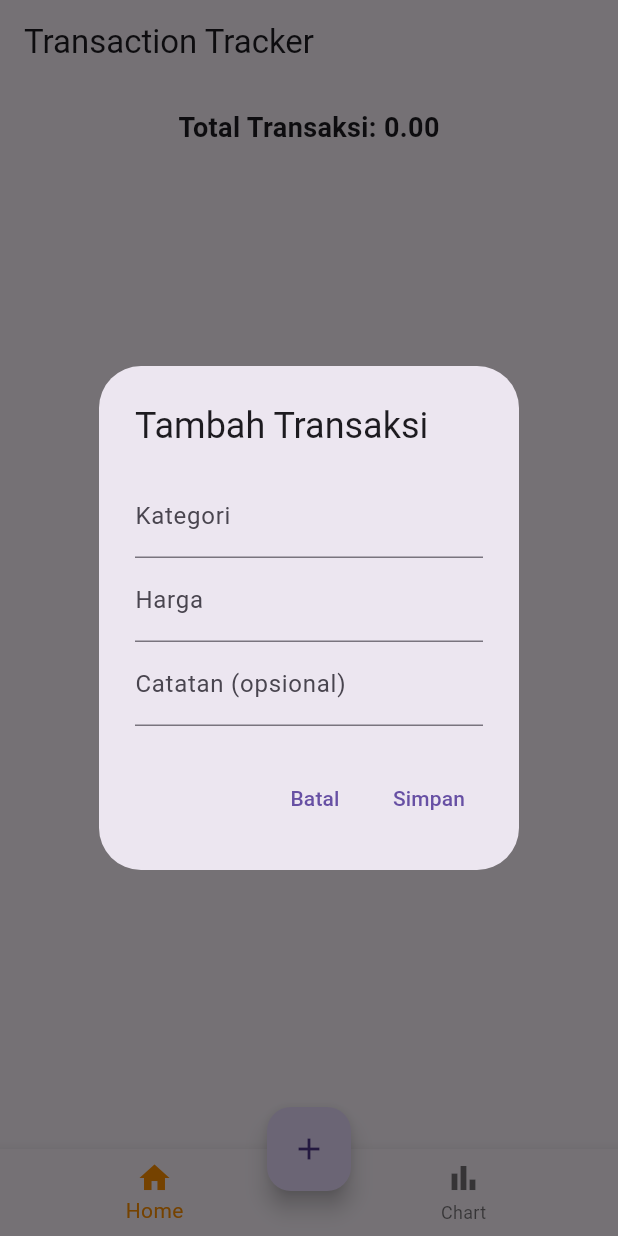
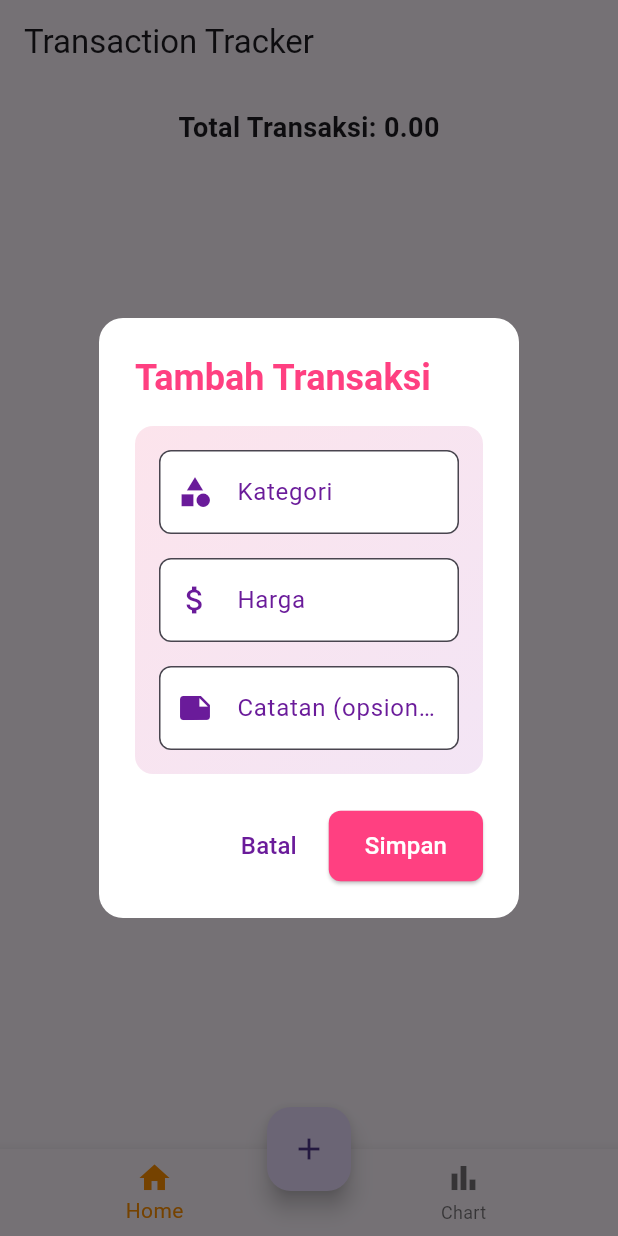
Before and after one commit to nizarafham/manage-money, a Flutter app: the screen it shows after launch, after a tap on the "add" icon, on a phone screen of 412 x 824 dp. Run offline on Flutter 3.47's test engine with Material 3 defaults, Android fonts, the phone set to English and light mode, and no system bars; our stand-ins replace fl_chart, shared_preferences.

Commit message:
remake pop up

```diff
--- a/lib/screens/home_screen.dart
+++ b/lib/screens/home_screen.dart
@@ -2,6 +2,7 @@ import 'package:flutter/material.dart';
 import '../models/transaction.dart';
 import '../services/storage_service.dart';
 import '../widgets/transaction_list.dart';
+import '../widgets/add_transaction_popup.dart';
 import 'chart_screen.dart';
 
 class HomeScreen extends StatefulWidget {
@@ -28,59 +29,7 @@ class _HomeScreenState extends State<HomeScreen> {
   }
 
   Future<void> _addTransaction() async {
-    final categoryController = TextEditingController();
-    final amountController = TextEditingController();
-    final noteController = TextEditingController();
-
-    await showDialog(
-      context: context,
-      builder: (context) {
-        return AlertDialog(
-          title: Text('Tambah Transaksi'),
-          content: Column(
-            mainAxisSize: MainAxisSize.min,
-            children: [
-              TextField(
-                controller: categoryController,
-                decoration: InputDecoration(labelText: 'Kategori'),
-              ),
-              TextField(
-                controller: amountController,
-                decoration: InputDecoration(labelText: 'Harga'),
-                keyboardType: TextInputType.number,
-              ),
-              TextField(
-                controller: noteController,
-                decoration: InputDecoration(labelText: 'Catatan (opsional)'),
-              ),
-            ],
-          ),
-          actions: [
-            TextButton(
-              onPressed: () {
-                Navigator.pop(context);
-              },
-              child: Text('Batal'),
-            ),
-            TextButton(
-              onPressed: () async {
-                final newTransaction = Transaction(
-                  id: DateTime.now().toString(),
-                  category: categoryController.text,
-                  amount: double.parse(amountController.text),
-                  date: DateTime.now(),
-                  note: noteController.text.isNotEmpty ? noteController.text : null,
-                );
-                await _storageService.saveTransaction(newTransaction);
-                _loadTransactions();
-                Navigator.pop(context);
-              },
-              child: Text('Simpan'),
-            ),
-          ],
-        );
-      },
-    );
+    await showAddTransactionDialog(context, _loadTransactions); // Panggil fungsi dari file terpisah
   }
 
   Future<void> _deleteTransaction(String id) async {
--- /dev/null
+++ b/lib/widgets/add_transaction_popup.dart
@@ -0,0 +1,130 @@
+import 'package:flutter/material.dart';
+import '../models/transaction.dart';
+import '../services/storage_service.dart';
+
+Future<void> showAddTransactionDialog(BuildContext context, Function() onTransactionsUpdated) async {
+  final StorageService _storageService = StorageService();
+  final categoryController = TextEditingController();
+  final amountController = TextEditingController();
+  final noteController = TextEditingController();
+
+  await showDialog(
+    context: context,
+    builder: (context) {
+      return AlertDialog(
+        title: Text(
+          'Tambah Transaksi',
+          style: TextStyle(
+            fontSize: 24,
+            fontWeight: FontWeight.bold,
+            color: Colors.pinkAccent, // Warna judul yang cerah
+          ),
+        ),
+        content: Container(
+          decoration: BoxDecoration(
+            gradient: LinearGradient(
+              colors: [Colors.pink[50]!, Colors.purple[50]!], // Gradien warna pastel
+              begin: Alignment.topLeft,
+              end: Alignment.bottomRight,
+            ),
+            borderRadius: BorderRadius.circular(12),
+          ),
+          padding: EdgeInsets.all(16),
+          child: Column(
+            mainAxisSize: MainAxisSize.min,
+            children: [
+              TextField(
+                controller: categoryController,
+                decoration: InputDecoration(
+                  labelText: 'Kategori',
+                  labelStyle: TextStyle(color: Colors.purple[800]),
+                  filled: true,
+                  fillColor: Colors.white,
+                  border: OutlineInputBorder(
+                    borderRadius: BorderRadius.circular(8),
+                  ),
+                  prefixIcon: Icon(Icons.category, color: Colors.purple[800]),
+                ),
+              ),
+              SizedBox(height: 16),
+              TextField(
+                controller: amountController,
+                decoration: InputDecoration(
+                  labelText: 'Harga',
+                  labelStyle: TextStyle(color: Colors.purple[800]),
+                  filled: true,
+                  fillColor: Colors.white,
+                  border: OutlineInputBorder(
+                    borderRadius: BorderRadius.circular(8),
+                  ),
+                  prefixIcon: Icon(Icons.attach_money, color: Colors.purple[800]),
+                ),
+                keyboardType: TextInputType.number,
+              ),
+              SizedBox(height: 16),
+              TextField(
+                controller: noteController,
+                decoration: InputDecoration(
+                  labelText: 'Catatan (opsional)',
+                  labelStyle: TextStyle(color: Colors.purple[800]),
+                  filled: true,
+                  fillColor: Colors.white,
+                  border: OutlineInputBorder(
+                    borderRadius: BorderRadius.circular(8),
+                  ),
+                  prefixIcon: Icon(Icons.note, color: Colors.purple[800]),
+                ),
+              ),
+            ],
+          ),
+        ),
+        actions: [
+          TextButton(
+            onPressed: () {
+              Navigator.pop(context);
+            },
+            child: Text(
+              'Batal',
+              style: TextStyle(
+                color: Colors.purple[800],
+                fontSize: 16,
+              ),
+            ),
+          ),
+          ElevatedButton(
+            onPressed: () async {
+              final newTransaction = Transaction(
+                id: DateTime.now().toString(),
+                category: categoryController.text,
+                amount: double.parse(amountController.text),
+                date: DateTime.now(),
+                note: noteController.text.isNotEmpty ? noteController.text : null,
+              );
+              await _storageService.saveTransaction(newTransaction);
+              onTransactionsUpdated(); // Panggil fungsi callback
+              Navigator.pop(context);
+            },
+            style: ElevatedButton.styleFrom(
+              backgroundColor: Colors.pinkAccent, // Warna tombol yang cerah
+              shape: RoundedRectangleBorder(
+                borderRadius: BorderRadius.circular(8),
+              ),
+              padding: EdgeInsets.symmetric(horizontal: 24, vertical: 12),
+            ),
+            child: Text(
+              'Simpan',
+              style: TextStyle(
+                color: Colors.white,
+                fontSize: 16,
+              ),
+            ),
+          ),
+        ],
+        shape: RoundedRectangleBorder(
+          borderRadius: BorderRadius.circular(16),
+        ),
+        backgroundColor: Colors.white, // Warna latar belakang popup
+      );
+    },
+  );
+}
```
